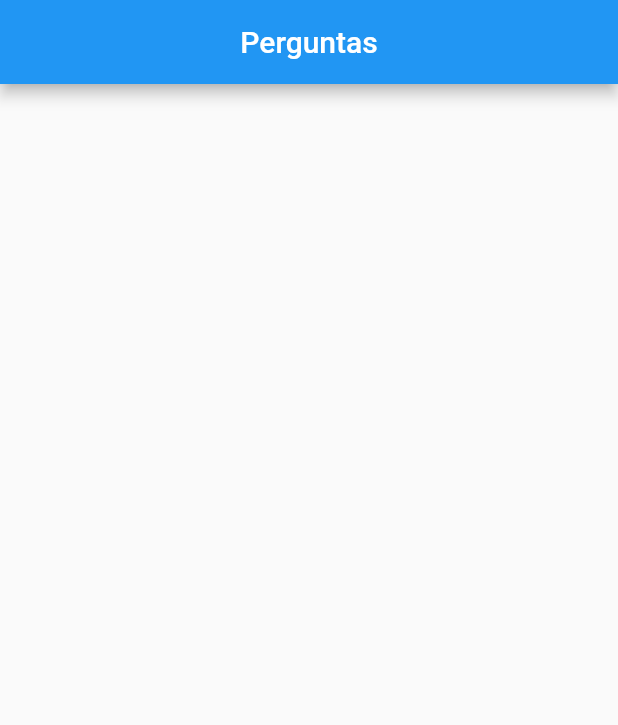
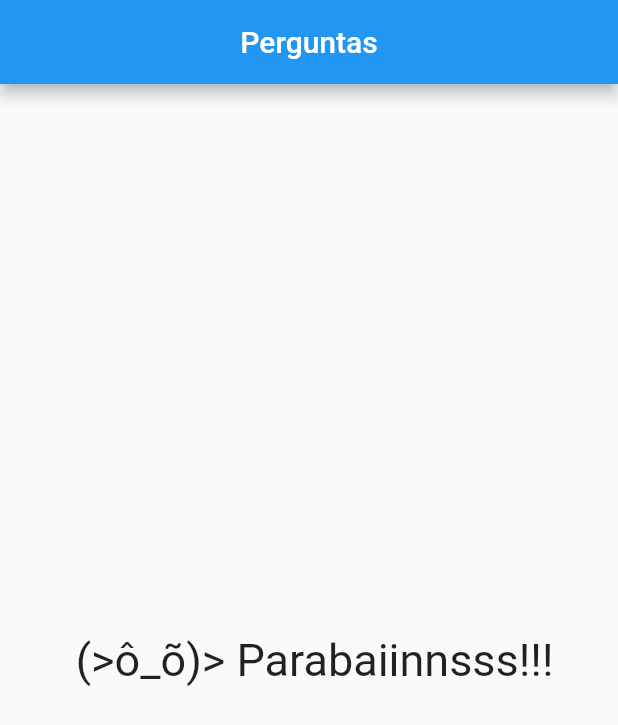
Before and after one commit to racinefe/curso_Flutter, a Flutter app: the screen it shows after launch, after a tap on "Casa", after a tap on "Faca", after a tap on "Celular", on a phone screen of 412 x 824 dp. Shown: the top 725 px of the screen. Run offline on Flutter 3.47's test engine with Material 2 defaults, Android fonts, the phone set to English and light mode, and no system bars.

Commit message:
exibindo  tela de resultado

```diff
--- a/projeto_perguntas/lib/main.dart
+++ b/projeto_perguntas/lib/main.dart
@@ -56,7 +56,12 @@ class _PerguntaAppState extends State<MyApp> {
                       .toList(),
                 ],
               )
-            : null,
+            : Center(
+                child: Text(
+                  ' (>ô_õ)> Parabaiinnsss!!!',
+                  style: TextStyle(fontSize: 30),
+                ),
+              ),
       ),
     );
   }
```
